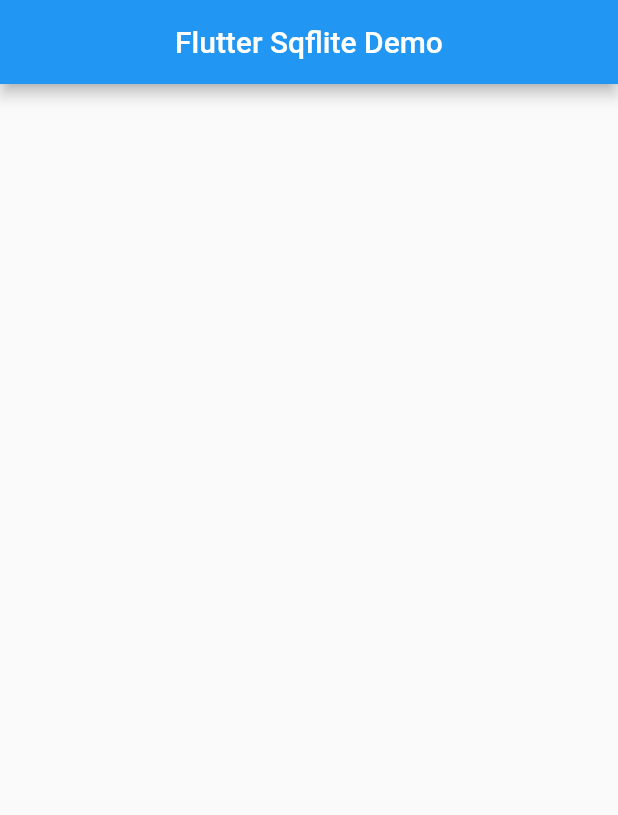
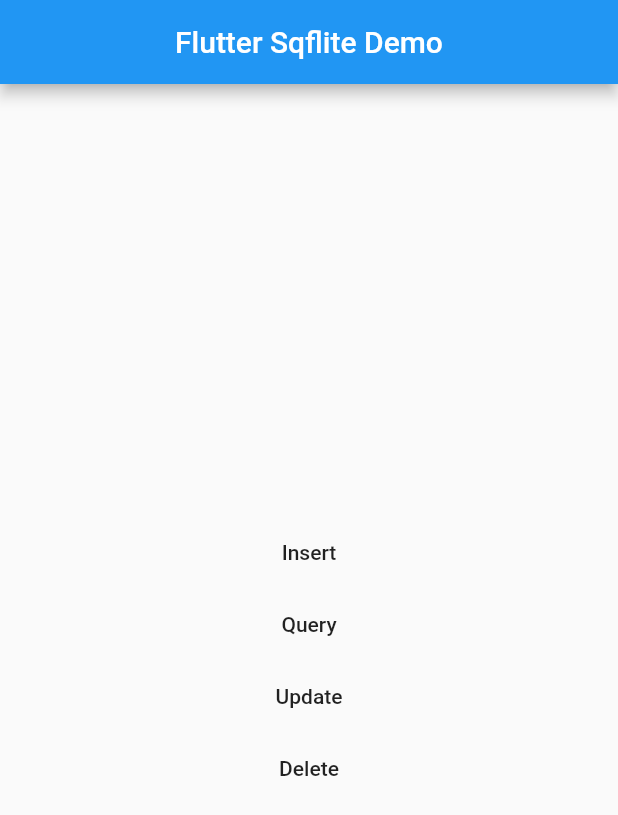
Before and after one commit to casa98/flutter-sqflite-demo, a Flutter app: the screen it shows after launch, on a phone screen of 412 x 824 dp. Shown: the top 815 px of the screen. Run offline on Flutter 3.47's test engine with Material 2 defaults, Android fonts, the phone set to English and light mode, and no system bars; our stand-ins replace sqflite; accounts and stored records are empty.

Commit message:
Connect UI with Database

```diff
--- a/lib/database/database_helper.dart
+++ b/lib/database/database_helper.dart
@@ -37,10 +37,10 @@ class DatabaseHelper {
   }
 
   Future _createTable(Database db, int version){
-    return db.query(
+    return db.execute(
       '''
       CREATE TABLE $_tableName(
-        $_columnId INTEGER PRIMARY KEY,   // Will be auto-generated
+        $_columnId INTEGER PRIMARY KEY,
         $_columnName TEXT NOT NULL
       )
       '''
--- a/lib/main.dart
+++ b/lib/main.dart
@@ -1,4 +1,6 @@
 import 'package:flutter/material.dart';
+import 'package:flutter_sqflite/database/database_helper.dart';
+import 'package:sqflite/sqflite.dart';
 
 void main() {
   runApp(MyApp());
@@ -34,6 +36,47 @@ class _MyHomePageState extends State<MyHomePage> {
         title: Text("Flutter Sqflite Demo"),
         centerTitle: true,
       ),
+      body: Center(
+        child: Column(
+          mainAxisAlignment: MainAxisAlignment.center,
+          children: [
+            FlatButton(
+              onPressed: () async{
+                int i = await DatabaseHelper.instance.insert({
+                  'name': 'Mafe Garizábalo',
+                });
+                print("Primary key: " + i.toString());
+              },
+              child: Text('Insert'),
+            ),
+            FlatButton(
+              onPressed: () async{
+                List<Map<String, dynamic>> queryRows =
+                    await DatabaseHelper.instance.queryAll();
+                print(queryRows);
+              },
+              child: Text('Query'),
+            ),
+            FlatButton(
+              onPressed: () async {
+                int updatedId = await DatabaseHelper.instance.update({
+                  '_id': 1,
+                  'name': 'Mi mamá me mima',
+                });
+                print(updatedId);
+              },
+              child: Text('Update'),
+            ),
+            FlatButton(
+              onPressed: () async{
+                int deletedId = await DatabaseHelper.instance.delete(5);
+                print(deletedId);
+              },
+              child: Text('Delete'),
+            ),
+          ],
+        ),
+      ),
     );
   }
 }
```
